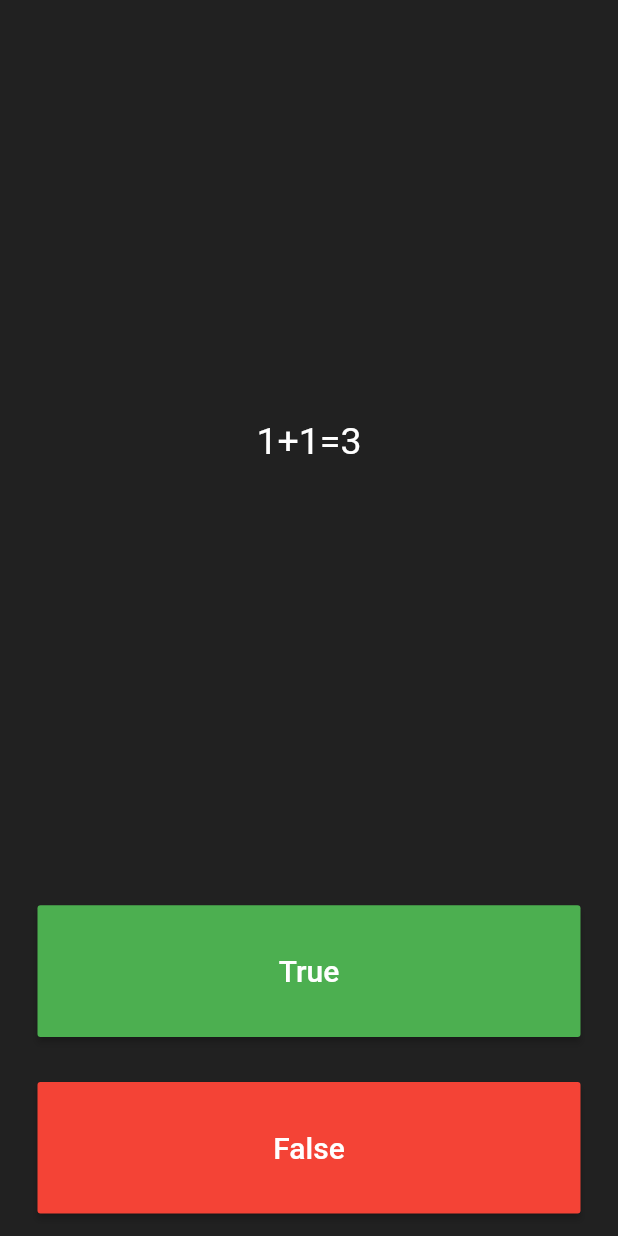
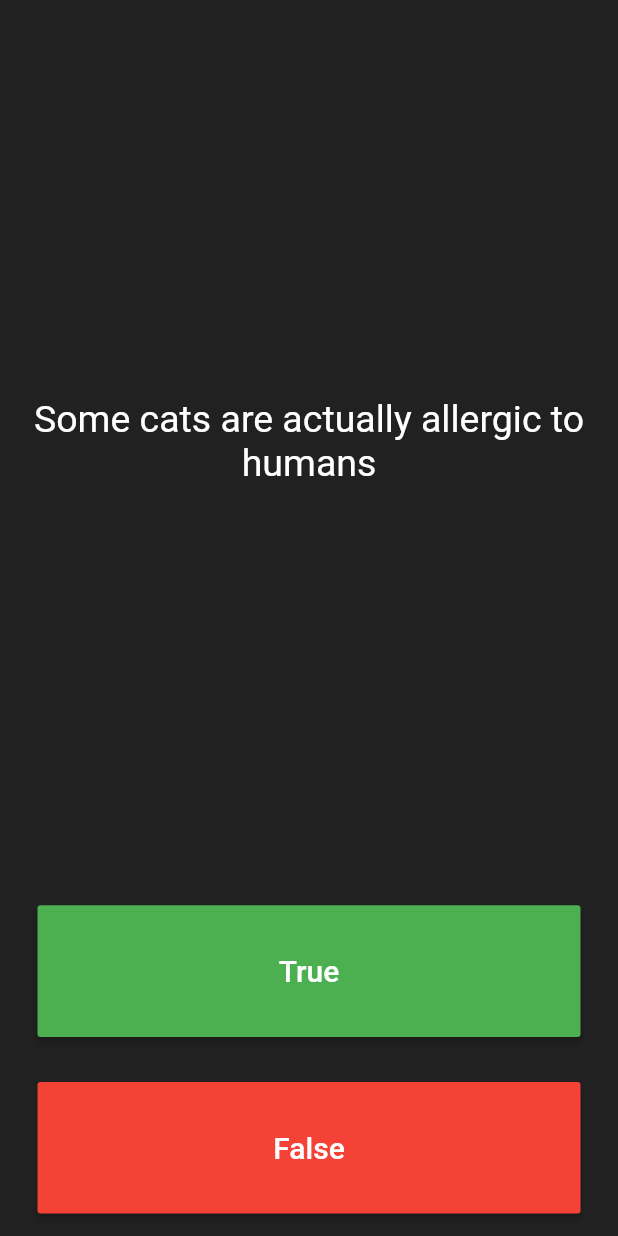
Before and after one commit to shad-abdulsamad/Quizzler, a Flutter app: the screen it shows after launch, on a phone screen of 412 x 824 dp. Run offline on Flutter 3.47's test engine with Material 2 defaults, Android fonts, the phone set to English and light mode, and no system bars.

Commit message:
Update main.dart

```diff
--- a/quizzler/lib/main.dart
+++ b/quizzler/lib/main.dart
@@ -1,5 +1,7 @@
 import 'package:flutter/material.dart';
-import 'package:quizzler/question.dart';
+import 'quiz_brain.dart';
+
+QuizBrain quizBrain = QuizBrain();
 
 void main() => runApp(const Quizzler());
 
@@ -32,11 +34,6 @@ class QuizPage extends StatefulWidget {
 class _QuizPageState extends State<QuizPage> {
   List<Icon> scoreKeeper = [];
 
-  List<Question> questions = [
-    Question('1+1=3', false),
-    Question('slag\'s blood is green', true),
-    Question('Quarter of bones are in the feet', true)
-  ];
   int questionNumber = 0;
   @override
   Widget build(BuildContext context) {
@@ -50,7 +47,7 @@ class _QuizPageState extends State<QuizPage> {
             padding: EdgeInsets.all(10.0),
             child: Center(
               child: Text(
-                questions[questionNumber].questionText,
+                quizBrain.questionBank[questionNumber].questionText,
                 textAlign: TextAlign.center,
                 style: TextStyle(
                   fontSize: 25.0,
@@ -75,7 +72,8 @@ class _QuizPageState extends State<QuizPage> {
               ),
               onPressed: () {
                 //The user picked true.
-                bool correctAnswer = questions[questionNumber].answer;
+                bool correctAnswer =
+                    quizBrain.questionBank[questionNumber].answer;
                 if (correctAnswer == true) {
                   print('user got it right');
                 } else {
@@ -101,7 +99,8 @@ class _QuizPageState extends State<QuizPage> {
                 ),
               ),
               onPressed: () {
-                bool correctAnswer = questions[questionNumber].answer;
+                bool correctAnswer =
+                    quizBrain.questionBank[questionNumber].answer;
                 if (correctAnswer == false) {
                   print('the user got it right');
                 } else {
```
